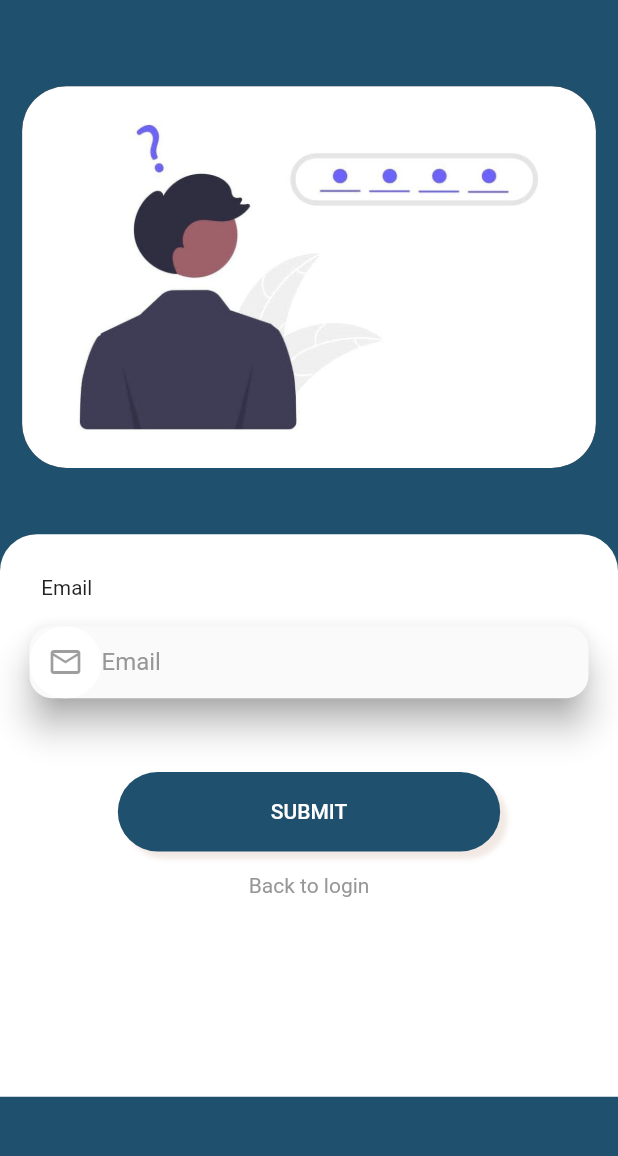
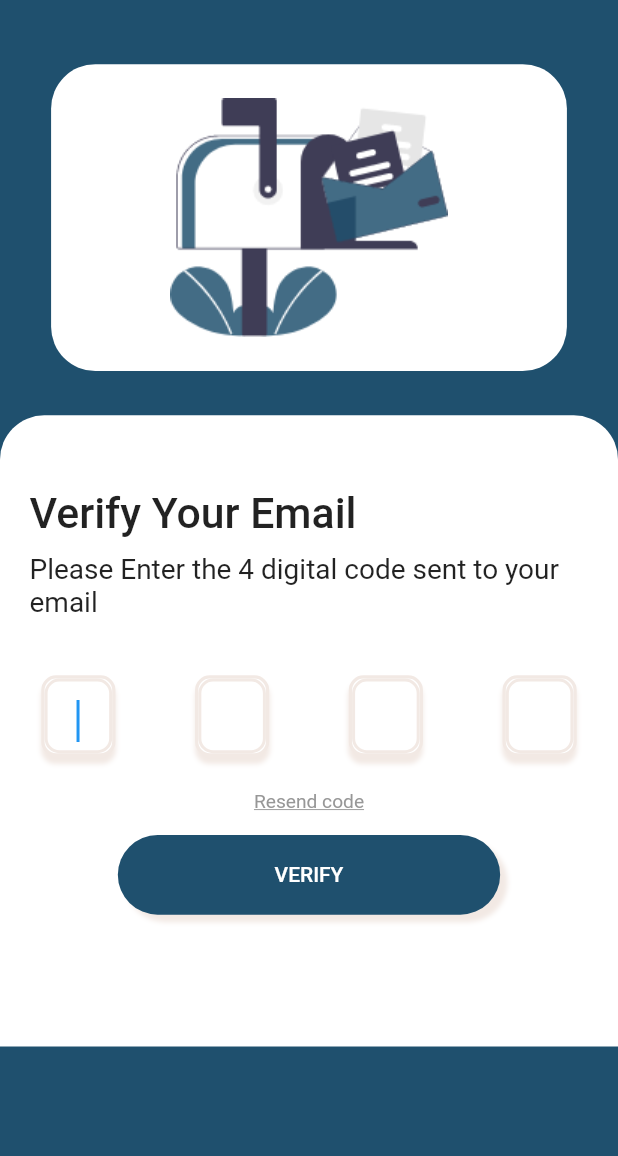
Before and after one commit to IbrahimKhattab172000/graduation_project, a Flutter app: the ForgetPassword screen opened directly, after a tap on "SUBMIT", on a phone screen of 412 x 824 dp, the part 64-1220 px from its top. Run offline on Flutter 3.47's test engine with Material 2 defaults, Android fonts, the phone set to English and light mode, and no system bars; our stand-ins replace flutter_screenutil, flutter_spinkit; statements that could not run were skipped.

Commit message:
After adding Otp

```diff
--- a/lib/constants.dart
+++ b/lib/constants.dart
@@ -1,6 +1,7 @@
 // ignore_for_file: prefer_const_constructors
 
 import 'package:flutter/material.dart';
+import 'package:flutter_screenutil/flutter_screenutil.dart';
 
 class MyColors {
   static const kPrimaryColor = Color(0xFF102837);
@@ -13,3 +14,35 @@ class MyColors {
   static const others2 = Color(0xFF707070);
   static const others3 = Color(0xFF979797);
 }
+
+const defaultDuration = Duration(milliseconds: 250);
+const kAnimationDuration = Duration(milliseconds: 200);
+
+// Form Error
+final RegExp emailValidatorRegExp =
+    RegExp(r"^[a-zA-Z0-9.]+@[a-zA-Z0-9]+\.[a-zA-Z]+");
+const String kEmailNullError = "Please Enter your email";
+const String kInvalidEmailError = "Please Enter Valid Email";
+const String kPassNullError = "Please Enter your password";
+const String kShortPassError = "Password is too short";
+const String kMatchPassError = "Passwords don't match";
+const String kNamelNullError = "Please Enter your name";
+const String kPhoneNumberNullError = "Please Enter your phone number";
+const String kAddressNullError = "Please Enter your address";
+
+final otpInputDecoration = InputDecoration(
+  contentPadding: EdgeInsets.symmetric(vertical: 15.h),
+  border: outlineInputBorder(),
+  focusedBorder: outlineInputBorder(),
+  enabledBorder: outlineInputBorder(),
+);
+
+OutlineInputBorder outlineInputBorder() {
+  return OutlineInputBorder(
+    borderRadius: BorderRadius.circular(10.r),
+    borderSide: BorderSide(
+      color: MyColors.kSpecialBetweenWhiteAndGrey,
+      width: 2,
+    ),
+  );
+}
--- a/lib/main.dart
+++ b/lib/main.dart
@@ -4,6 +4,7 @@ import 'package:flutter/material.dart';
 import 'package:graduation_project/constants.dart';
 import 'package:graduation_project/screens/initial_screen.dart';
 import 'package:flutter_screenutil/flutter_screenutil.dart';
+import 'package:graduation_project/screens/otp/otp_screen.dart';
 
 void main() {
   runApp(MyApp());
--- a/lib/screens/forget_password/forget_password_screen.dart
+++ b/lib/screens/forget_password/forget_password_screen.dart
@@ -2,6 +2,7 @@
 
 import 'package:flutter/material.dart';
 import 'package:flutter_screenutil/flutter_screenutil.dart';
+import 'package:graduation_project/screens/otp/otp_screen.dart';
 import 'package:graduation_project/shared/shared_components.dart';
 
 import '../../constants.dart';
@@ -27,17 +28,8 @@ class ForgetPassword extends StatelessWidget {
               SizedBox(
                 height: 30.h,
               ),
-              Container(
-                padding: EdgeInsets.all(20.h),
-                width: double.infinity,
-                // height: 328.h,
-                decoration: BoxDecoration(
-                  color: Colors.white,
-                  borderRadius: BorderRadius.only(
-                    topRight: Radius.circular(25.r),
-                    topLeft: Radius.circular(25.r),
-                  ),
-                ),
+              roundedContainer(
+                height: 428.h,
                 child: Column(
                   crossAxisAlignment: CrossAxisAlignment.start,
                   children: [
@@ -62,7 +54,13 @@ class ForgetPassword extends StatelessWidget {
                     Center(
                       child: defaultButton(
                         background: MyColors.kLightPrimaryColor,
-                        function: () {},
+                        function: () {
+                          Navigator.of(context).push(
+                            MaterialPageRoute(
+                              builder: (context) => OtpScreen(),
+                            ),
+                          );
+                        },
                         text: "Submit",
                         height: 54.h,
                         width: 232.w,
--- a/lib/screens/inputs_one/inputs_one_screen.dart
+++ b/lib/screens/inputs_one/inputs_one_screen.dart
@@ -27,16 +27,8 @@ class _InputsScreenState extends State<InputsScreen> {
             children: [
               Padding(
                 padding: EdgeInsets.only(top: 60.h),
-                child: Container(
-                  padding: EdgeInsets.all(20.h),
-                  width: double.infinity,
-                  decoration: BoxDecoration(
-                    color: Colors.white,
-                    borderRadius: BorderRadius.only(
-                      topRight: Radius.circular(25.r),
-                      topLeft: Radius.circular(25.r),
-                    ),
-                  ),
+                child: roundedContainer(
+                  height: 600.h,
                   child: Column(
                     crossAxisAlignment: CrossAxisAlignment.start,
                     children: [
--- a/lib/screens/login/login_screen.dart
+++ b/lib/screens/login/login_screen.dart
@@ -24,16 +24,8 @@ class _LoginScreenState extends State<LoginScreen> {
         child: SingleChildScrollView(
           child: Padding(
             padding: EdgeInsets.only(top: 75.h),
-            child: Container(
-              padding: EdgeInsets.all(20.h),
-              width: double.infinity,
-              decoration: BoxDecoration(
-                color: Colors.white,
-                borderRadius: BorderRadius.only(
-                  topRight: Radius.circular(25.r),
-                  topLeft: Radius.circular(25.r),
-                ),
-              ),
+            child: roundedContainer(
+              height: 588.h,
               child: Column(
                 crossAxisAlignment: CrossAxisAlignment.start,
                 children: [
@@ -137,7 +129,7 @@ class _LoginScreenState extends State<LoginScreen> {
                   otherLoginApproachs(),
 
                   SizedBox(
-                    height: 50.h,
+                    height: 10.h,
                   ),
                 ],
               ),
--- /dev/null
+++ b/lib/screens/otp/otp_components.dart
@@ -0,0 +1,102 @@
+// ignore_for_file: prefer_const_constructors
+
+import 'package:flutter/material.dart';
+import 'package:flutter_screenutil/flutter_screenutil.dart';
+
+import '../../constants.dart';
+
+Widget resendText() {
+  return Text(
+    "Resend code",
+    style: TextStyle(
+      color: MyColors.kLightGray,
+      fontSize: 13.sp,
+      fontWeight: FontWeight.w400,
+
+      ///*To drow a line under the text
+      decoration: TextDecoration.underline,
+    ),
+  );
+}
+
+Widget digitalCode({
+  // bool? autofocus,
+  // bool? obscureText,
+  // TextInputType? keyboardType,
+  // TextAlign? textAlign,
+  // TextStyle? style,
+  // Function(String value)? onChanged,
+  // FocusNode? focusNode,
+  required Widget child,
+}) {
+  return Padding(
+    padding: EdgeInsets.all(8.0.h),
+    child: Container(
+      width: 45.w,
+      height: 55.h,
+      decoration: BoxDecoration(
+        color: Colors.white,
+        borderRadius: BorderRadius.circular(10.r),
+        border: Border.all(
+          color: MyColors.kSpecialBetweenWhiteAndGrey,
+          width: 2.w,
+        ),
+        boxShadow: [
+          BoxShadow(
+            blurRadius: 2.r,
+            color: MyColors.kSpecialBetweenWhiteAndGrey,
+            offset: Offset(0, 5),
+          ),
+        ],
+      ),
+      child: child,
+      // child: TextFormField(
+      //   autofocus: autofocus!,
+      //   obscureText: obscureText!,
+      //   keyboardType: keyboardType!,
+      //   textAlign: textAlign!,
+      //   style: style,
+      //   onChanged: onChanged,
+      //   focusNode: focusNode,
+      // ),
+    ),
+  );
+}
+
+Widget columnForMainTextWidgets() {
+  return Column(
+    crossAxisAlignment: CrossAxisAlignment.start,
+    children: [
+      Text(
+        "Verify Your Email",
+        style: TextStyle(
+          fontSize: 29.sp,
+          fontWeight: FontWeight.w500,
+        ),
+      ),
+      SizedBox(
+        height: 10.h,
+      ),
+      Text(
+        "Please Enter the 4 digital code sent to your email ",
+        style: TextStyle(
+          fontSize: 19.sp,
+          fontWeight: FontWeight.w400,
+        ),
+      ),
+    ],
+  );
+}
+
+Widget mailBoxWidget() {
+  return Container(
+    padding: EdgeInsets.all(20.h),
+    width: 313.w,
+    height: 208.h,
+    decoration: BoxDecoration(
+      color: Colors.white,
+      borderRadius: BorderRadius.circular(30.r),
+    ),
+    child: Image.asset("assets/images/mailbox.png"),
+  );
+}
--- /dev/null
+++ b/lib/screens/otp/otp_from.dart
@@ -0,0 +1,105 @@
+// ignore_for_file: prefer_const_constructors
+
+import 'package:flutter/material.dart';
+import 'package:flutter_screenutil/flutter_screenutil.dart';
+import 'package:graduation_project/constants.dart';
+import 'package:graduation_project/screens/otp/otp_components.dart';
+
+class OtpForm extends StatefulWidget {
+  const OtpForm({Key? key}) : super(key: key);
+
+  @override
+  _OtpFormState createState() => _OtpFormState();
+}
+
+class _OtpFormState extends State<OtpForm> {
+  FocusNode? pin2FocusNode;
+  FocusNode? pin3FocusNode;
+  FocusNode? pin4FocusNode;
+
+  @override
+  void initState() {
+    pin2FocusNode = FocusNode();
+    pin3FocusNode = FocusNode();
+    pin4FocusNode = FocusNode();
+    super.initState();
+  }
+
+  @override
+  void dispose() {
+    pin2FocusNode!.dispose();
+    pin3FocusNode!.dispose();
+    pin4FocusNode!.dispose();
+    super.dispose();
+  }
+
+  void nextField({String? value, FocusNode? focusNode}) {
+    if (value!.length == 1) {
+      focusNode!.requestFocus();
+    }
+  }
+
+  @override
+  Widget build(BuildContext context) {
+    return Form(
+      child: Row(
+        mainAxisAlignment: MainAxisAlignment.spaceBetween,
+        children: [
+          digitalCode(
+            child: TextFormField(
+              autofocus: true,
+              obscureText: true,
+              keyboardType: TextInputType.number,
+              textAlign: TextAlign.center,
+              style: TextStyle(fontSize: 24.sp),
+              onChanged: (value) {
+                ///We should store our value also here but we are working with UI only right now
+                nextField(value: value, focusNode: pin2FocusNode);
+              },
+              decoration: otpInputDecoration,
+            ),
+          ),
+          digitalCode(
+            child: TextFormField(
+              focusNode: pin2FocusNode,
+              obscureText: true,
+              keyboardType: TextInputType.number,
+              textAlign: TextAlign.center,
+              style: TextStyle(fontSize: 24.sp),
+              onChanged: (value) {
+                nextField(value: value, focusNode: pin3FocusNode);
+              },
+              decoration: otpInputDecoration,
+            ),
+          ),
+          digitalCode(
+            child: TextFormField(
+              focusNode: pin3FocusNode,
+              obscureText: true,
+              keyboardType: TextInputType.number,
+              textAlign: TextAlign.center,
+              style: TextStyle(fontSize: 24.sp),
+              onChanged: (value) {
+                nextField(value: value, focusNode: pin4FocusNode);
+              },
+              decoration: otpInputDecoration,
+            ),
+          ),
+          digitalCode(
+            child: TextFormField(
+              focusNode: pin4FocusNode,
+              obscureText: true,
+              keyboardType: TextInputType.number,
+              textAlign: TextAlign.center,
+              style: TextStyle(fontSize: 24.sp),
+              onChanged: (value) {
+                pin4FocusNode!.unfocus();
+              },
+              decoration: otpInputDecoration,
+            ),
+          ),
+        ],
+      ),
+    );
+  }
+}
--- /dev/null
+++ b/lib/screens/otp/otp_screen.dart
@@ -0,0 +1,65 @@
+// ignore_for_file: prefer_const_constructors, prefer_const_constructors_in_immutables
+
+import 'package:flutter/material.dart';
+import 'package:flutter_screenutil/flutter_screenutil.dart';
+import 'package:graduation_project/constants.dart';
+import 'package:graduation_project/screens/otp/otp_components.dart';
+import 'package:graduation_project/shared/shared_components.dart';
+
+import 'otp_from.dart';
+
+class OtpScreen extends StatelessWidget {
+  OtpScreen({Key? key}) : super(key: key);
+
+  @override
+  Widget build(BuildContext context) {
+    return Scaffold(
+      appBar: simpleAppBar(context),
+      body: mainContainerWidelySpread(
+        child: SingleChildScrollView(
+          child: Column(
+            children: [
+              SizedBox(
+                height: 30.h,
+              ),
+              mailBoxWidget(),
+              SizedBox(
+                height: 30.h,
+              ),
+              roundedContainer(
+                height: 428.h,
+                child: Column(
+                  children: [
+                    SizedBox(
+                      height: 30.h,
+                    ),
+                    columnForMainTextWidgets(),
+                    SizedBox(
+                      height: 30.h,
+                    ),
+                    OtpForm(),
+                    SizedBox(
+                      height: 15.h,
+                    ),
+                    resendText(),
+                    SizedBox(
+                      height: 15.h,
+                    ),
+                    defaultButton(
+                      background: MyColors.kLightPrimaryColor,
+                      function: () {},
+                      text: "Verify",
+                      height: 54.h,
+                      width: 232.w,
+                      radius: 33.r,
+                    ),
+                  ],
+                ),
+              ),
+            ],
+          ),
+        ),
+      ),
+    );
+  }
+}
--- a/lib/screens/signup/signup_screen.dart
+++ b/lib/screens/signup/signup_screen.dart
@@ -26,16 +26,8 @@ class _SignupScreenState extends State<SignupScreen> {
         child: SingleChildScrollView(
           child: Padding(
             padding: EdgeInsets.only(top: 30.h),
-            child: Container(
-              padding: EdgeInsets.all(20.h),
-              width: double.infinity,
-              decoration: BoxDecoration(
-                color: Colors.white,
-                borderRadius: BorderRadius.only(
-                  topRight: Radius.circular(25.r),
-                  topLeft: Radius.circular(25.r),
-                ),
-              ),
+            child: roundedContainer(
+              height: 700.h,
               child: Column(
                 crossAxisAlignment: CrossAxisAlignment.start,
                 children: [
@@ -86,12 +78,6 @@ class _SignupScreenState extends State<SignupScreen> {
                     hintText: "Confirm Password",
                     prefixWidget: Icon(Icons.lock),
                   ),
-                  textBeforeEachTextFormField(text: "Address"),
-                  textFormField(
-                    labelText: "Address",
-                    hintText: "Enter your Address",
-                    prefixWidget: Icon(Icons.location_on),
-                  ),
                   SizedBox(
                     height: 20.h,
                   ),
--- a/lib/shared/shared_components.dart
+++ b/lib/shared/shared_components.dart
@@ -57,6 +57,28 @@ AppBar simpleAppBar(
     ),
     centerTitle: true,
     elevation: 0,
+  );
+}
+
+Container roundedContainer({
+  required Widget child,
+  double? width,
+  double? height,
+  Color? color,
+  double? radius,
+}) {
+  return Container(
+    padding: EdgeInsets.all(20.h),
+    width: width ?? double.infinity,
+    height: height ?? 650.h,
+    decoration: BoxDecoration(
+      color: color ?? Colors.white,
+      borderRadius: BorderRadius.only(
+        topLeft: Radius.circular(radius ?? 30.r),
+        topRight: Radius.circular(radius ?? 30.r),
+      ),
+    ),
+    child: child,
   );
 }
 
```
Also changed, not shown: assets/images/mailbox.png (added), assets/images/security.png (added).
